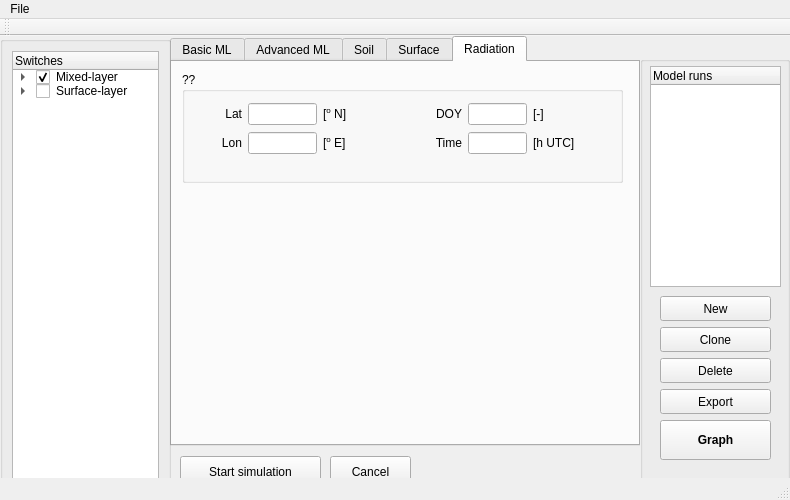
classmodel/modelgui, file mainwindow.ui: the form before one commit.
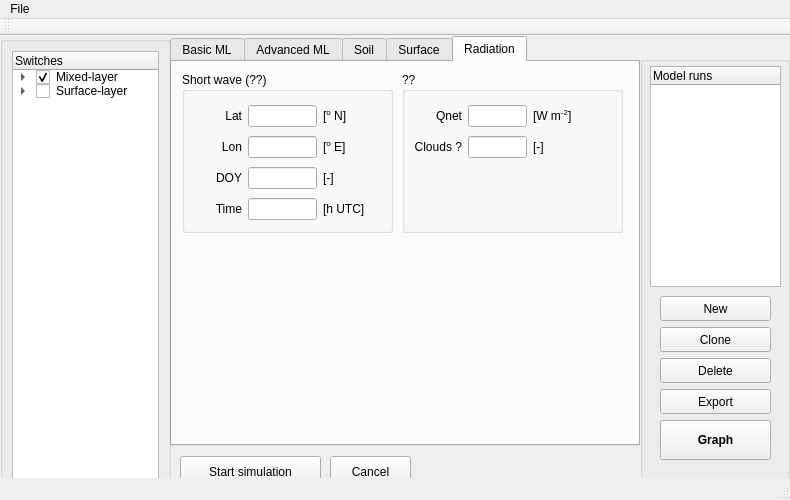
The form after the commit. The open tabs and pages were chosen to show the change.

Commit message: Updated inputfield and labels

Diff of the .ui file:
```diff
--- a/mainwindow.ui
+++ b/mainwindow.ui
@@ -2477,12 +2477,12 @@
        <rect>
         <x>10</x>
         <y>10</y>
-        <width>441</width>
-        <height>111</height>
+        <width>211</width>
+        <height>161</height>
        </rect>
       </property>
       <property name="title">
-       <string>??</string>
+       <string>Short wave (??)</string>
       </property>
       <widget class="QWidget" name="gridLayoutWidget_19">
        <property name="geometry">
@@ -2490,7 +2490,7 @@
          <x>10</x>
          <y>30</y>
          <width>191</width>
-         <height>54</height>
+         <height>121</height>
         </rect>
        </property>
        <layout class="QGridLayout" name="u_comp_grid_13" columnminimumwidth="50,0,60">
@@ -2569,35 +2569,7 @@
           </property>
          </widget>
         </item>
-       </layout>
-      </widget>
-      <widget class="QWidget" name="gridLayoutWidget_20">
-       <property name="geometry">
-        <rect>
-         <x>230</x>
-         <y>30</y>
-         <width>201</width>
-         <height>54</height>
-        </rect>
-       </property>
-       <layout class="QGridLayout" name="u_comp_grid_14" columnminimumwidth="50,0,80">
-        <property name="sizeConstraint">
-         <enum>QLayout::SetMinimumSize</enum>
-        </property>
-        <item row="0" column="0">
-         <widget class="QLabel" name="label_DOY">
-          <property name="toolTip">
-           <string/>
-          </property>
-          <property name="text">
-           <string>&lt;html&gt;DOY&lt;/html&gt;</string>
-          </property>
-          <property name="alignment">
-           <set>Qt::AlignRight|Qt::AlignTrailing|Qt::AlignVCenter</set>
-          </property>
-         </widget>
-        </item>
-        <item row="0" column="1">
+        <item row="2" column="1">
          <widget class="QLineEdit" name="input_DOY">
           <property name="toolTip">
            <string>initial mixed-layer u-wind speed</string>
@@ -2607,20 +2579,7 @@
           </property>
          </widget>
         </item>
-        <item row="0" column="2">
-         <widget class="QLabel" name="unitlabel_DOY">
-          <property name="toolTip">
-           <string/>
-          </property>
-          <property name="text">
-           <string>[-]</string>
-          </property>
-          <property name="alignment">
-           <set>Qt::AlignLeading|Qt::AlignLeft|Qt::AlignVCenter</set>
-          </property>
-         </widget>
-        </item>
-        <item row="1" column="1">
+        <item row="3" column="1">
          <widget class="QLineEdit" name="input_time_2">
           <property name="toolTip">
            <string>initial mixed-layer u-wind speed</string>
@@ -2630,7 +2589,20 @@
           </property>
          </widget>
         </item>
-        <item row="1" column="0">
+        <item row="2" column="0">
+         <widget class="QLabel" name="label_DOY">
+          <property name="toolTip">
+           <string/>
+          </property>
+          <property name="text">
+           <string>&lt;html&gt;DOY&lt;/html&gt;</string>
+          </property>
+          <property name="alignment">
+           <set>Qt::AlignRight|Qt::AlignTrailing|Qt::AlignVCenter</set>
+          </property>
+         </widget>
+        </item>
+        <item row="3" column="0">
          <widget class="QLabel" name="label_time_2">
           <property name="toolTip">
            <string/>
@@ -2643,7 +2615,20 @@
           </property>
          </widget>
         </item>
-        <item row="1" column="2">
+        <item row="2" column="2">
+         <widget class="QLabel" name="unitlabel_DOY">
+          <property name="toolTip">
+           <string/>
+          </property>
+          <property name="text">
+           <string>[-]</string>
+          </property>
+          <property name="alignment">
+           <set>Qt::AlignLeading|Qt::AlignLeft|Qt::AlignVCenter</set>
+          </property>
+         </widget>
+        </item>
+        <item row="3" column="2">
          <widget class="QLabel" name="unitlabel_time_2">
           <property name="toolTip">
            <string/>
@@ -2659,6 +2644,106 @@
        </layout>
       </widget>
      </widget>
+     <widget class="QGroupBox" name="radiationgroup_2">
+      <property name="geometry">
+       <rect>
+        <x>230</x>
+        <y>10</y>
+        <width>221</width>
+        <height>161</height>
+       </rect>
+      </property>
+      <property name="title">
+       <string>??</string>
+      </property>
+      <widget class="QWidget" name="gridLayoutWidget_20">
+       <property name="geometry">
+        <rect>
+         <x>10</x>
+         <y>30</y>
+         <width>201</width>
+         <height>61</height>
+        </rect>
+       </property>
+       <layout class="QGridLayout" name="u_comp_grid_14" columnminimumwidth="50,0,80">
+        <property name="sizeConstraint">
+         <enum>QLayout::SetMinimumSize</enum>
+        </property>
+        <item row="0" column="0">
+         <widget class="QLabel" name="label_lat_2">
+          <property name="toolTip">
+           <string/>
+          </property>
+          <property name="text">
+           <string>&lt;html&gt;Qnet&lt;/html&gt;</string>
+          </property>
+          <property name="alignment">
+           <set>Qt::AlignRight|Qt::AlignTrailing|Qt::AlignVCenter</set>
+          </property>
+         </widget>
+        </item>
+        <item row="0" column="1">
+         <widget class="QLineEdit" name="input_lat_2">
+          <property name="toolTip">
+           <string>initial mixed-layer u-wind speed</string>
+          </property>
+          <property name="alignment">
+           <set>Qt::AlignRight|Qt::AlignTrailing|Qt::AlignVCenter</set>
+          </property>
+         </widget>
+        </item>
+        <item row="0" column="2">
+         <widget class="QLabel" name="unitlabel_lat_2">
+          <property name="toolTip">
+           <string/>
+          </property>
+          <property name="text">
+           <string>&lt;html&gt;[W m&lt;sup&gt;-2&lt;/sup&gt;]&lt;/html&gt;</string>
+          </property>
+          <property name="alignment">
+           <set>Qt::AlignLeading|Qt::AlignLeft|Qt::AlignVCenter</set>
+          </property>
+         </widget>
+        </item>
+        <item row="1" column="1">
+         <widget class="QLineEdit" name="input_lon_2">
+          <property name="toolTip">
+           <string>initial mixed-layer u-wind speed</string>
+          </property>
+          <property name="alignment">
+           <set>Qt::AlignRight|Qt::AlignTrailing|Qt::AlignVCenter</set>
+          </property>
+         </widget>
+        </item>
+        <item row="1" column="0">
+         <widget class="QLabel" name="label_lon_2">
+          <property name="toolTip">
+           <string/>
+          </property>
+          <property name="text">
+           <string>&lt;html&gt;Clouds ?&lt;/html&gt;</string>
+          </property>
+          <property name="alignment">
+           <set>Qt::AlignRight|Qt::AlignTrailing|Qt::AlignVCenter</set>
+          </property>
+         </widget>
+        </item>
+        <item row="1" column="2">
+         <widget class="QLabel" name="unitlabel_lon_2">
+          <property name="toolTip">
+           <string/>
+          </property>
+          <property name="text">
+           <string>&lt;html&gt;[-]&lt;/html&gt;</string>
+          </property>
+          <property name="alignment">
+           <set>Qt::AlignLeading|Qt::AlignLeft|Qt::AlignVCenter</set>
+          </property>
+         </widget>
+        </item>
+       </layout>
+      </widget>
+     </widget>
     </widget>
    </widget>
    <widget class="QGroupBox" name="modelrunsGroup">
```
Left out of the diff: 400 changed lines with no effect on the pictures.
